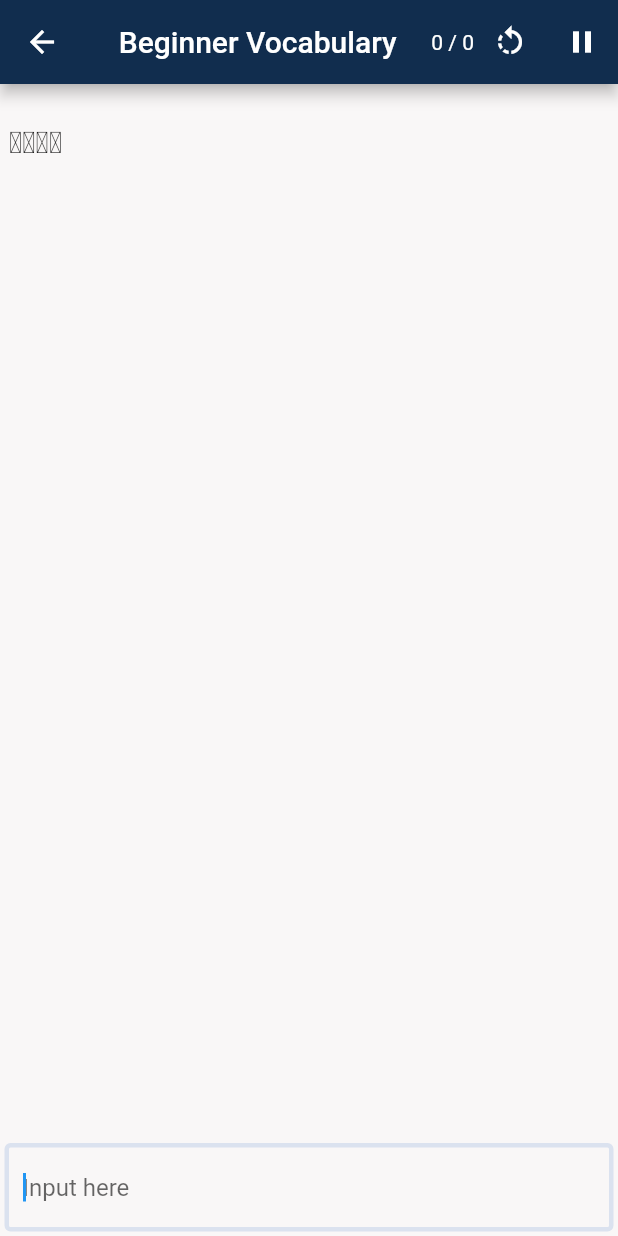
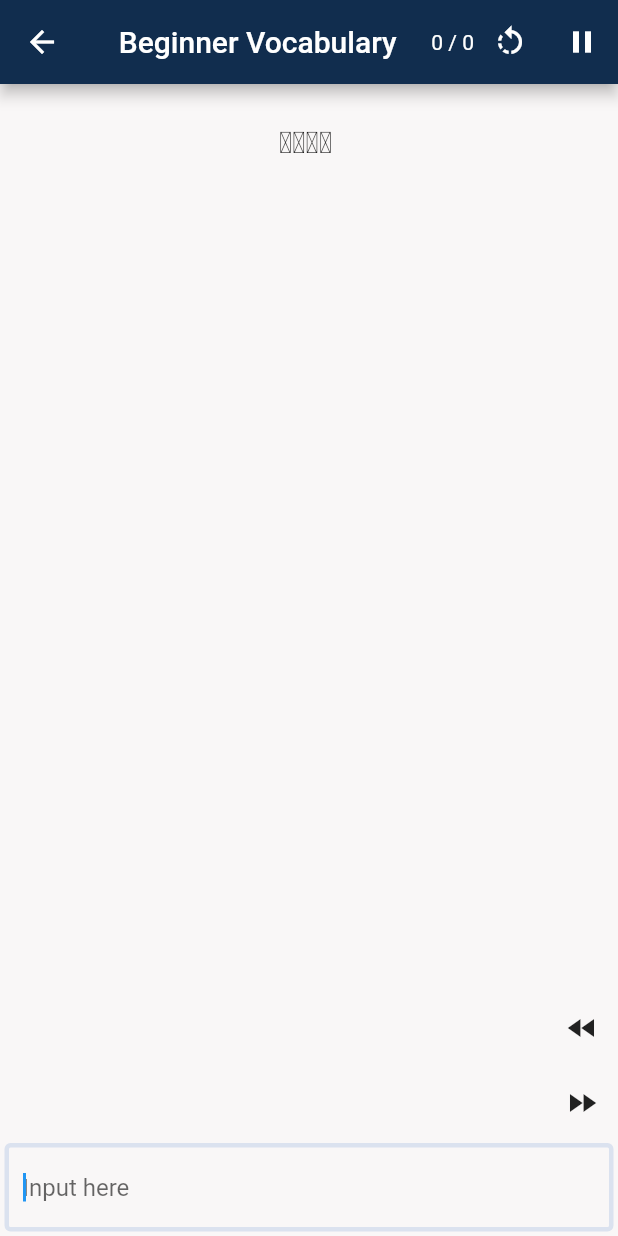
Before and after one commit to plateaukao/flutter_typing_game, a Flutter app: the screen it shows after launch, after a tap on "Korean Beginner Vocabulary", on a phone screen of 412 x 824 dp. Run offline on Flutter 3.47's test engine with Material 2 defaults, Android fonts, the phone set to English and light mode, and no system bars; missing offline and left inert: pimp_my_button, window_size.

Commit message:
add speed control

```diff
--- a/lib/ui/game_page.dart
+++ b/lib/ui/game_page.dart
@@ -3,6 +3,7 @@ import 'dart:io';
 import 'dart:math';
 
 import 'package:flutter/material.dart';
+import 'package:flutter/services.dart';
 import 'package:flutter/widgets.dart';
 import 'package:pimp_my_button/pimp_my_button.dart';
 
@@ -40,8 +41,10 @@ class GamePage extends StatefulWidget {
 class _GamePageState extends State<GamePage> {
   static const double _wordInterval = 50;
   static const int _practiceNumbers = 5;
-  static const int _updateInterval = 40;
   static const int _dropDistance = 1;
+
+  // could be changed by arrow keys
+  int _updateInterval = 40;
 
   final rng = new Random();
 
@@ -64,6 +67,8 @@ class _GamePageState extends State<GamePage> {
   WordInfo _hitWordInfo;
   Widget _effectWidget;
 
+  FocusNode focusNode = FocusNode();
+
   @override
   void didChangeDependencies() {
     super.didChangeDependencies();
@@ -81,7 +86,7 @@ class _GamePageState extends State<GamePage> {
     _wordInfos = _allWords.take(_practiceNumbers).map(
             (vocab) {
           top += _wordInterval;
-          return WordInfo(vocab.word, top, rng.nextInt(300).toDouble());
+          return WordInfo(vocab.word, top, rng.nextInt(screenWidth.toInt() - 100).toDouble());
         }
     ).toList();
 
@@ -103,7 +108,16 @@ class _GamePageState extends State<GamePage> {
           _buildGameControlButton(),
         ],
       ),
-      body: Column(
+      body: RawKeyboardListener(
+        focusNode: focusNode,
+        onKey: (event) {
+          if (event.data.logicalKey == LogicalKeyboardKey.arrowUp) {
+            _slowDown();
+          } else if (event.data.logicalKey == LogicalKeyboardKey.arrowDown) {
+            _speedUp();
+          }
+        },
+        child: Column(
           children: [
             Expanded(
               child: Stack(
@@ -111,6 +125,8 @@ class _GamePageState extends State<GamePage> {
                 children: [
                   ..._wordInfos.map(_buildFallingItem).toList(),
                   if (_hitWordInfo != null) _buildHitAnimation(_hitWordInfo),
+                  if (!Platform.isMacOS) _buildSpeedUpButton(),
+                  if (!Platform.isMacOS) _buildSlowDownButton(),
                 ],
               ),
             ),
@@ -130,6 +146,7 @@ class _GamePageState extends State<GamePage> {
             ),
             if (Platform.isMacOS) KeyboardLayout(KeyboardType.Korean, onReceiveCharacter: _textChanged),
           ],
+        ),
       ),
     );
   }
@@ -204,6 +221,25 @@ class _GamePageState extends State<GamePage> {
           }),
       );
 
+  Widget _buildSpeedUpButton() =>
+      Positioned(
+        right: 0,
+        bottom: 0,
+        child: IconButton(
+          icon: Icon(Icons.fast_forward),
+          onPressed: () => _speedUp(),
+        ),
+      );
+
+  Widget _buildSlowDownButton() =>
+      Positioned(
+        right: 0,
+        bottom: 50,
+        child: IconButton(
+          icon: Icon(Icons.fast_rewind),
+          onPressed: () => _slowDown(),
+        ),
+      );
 
   Widget _buildFallingItem(WordInfo wordInfo) {
     return Positioned(
@@ -265,4 +301,16 @@ class _GamePageState extends State<GamePage> {
           }
         },
       );
+
+  void _speedUp() {
+    _timer?.cancel();
+    _updateInterval -= 2;
+    _timer = _createTimer();
   }
+
+  void _slowDown() {
+    _timer?.cancel();
+    _updateInterval += 5;
+    _timer = _createTimer();
+  }
+}
```
Lines whose indentation alone changed are shown as unchanged.
